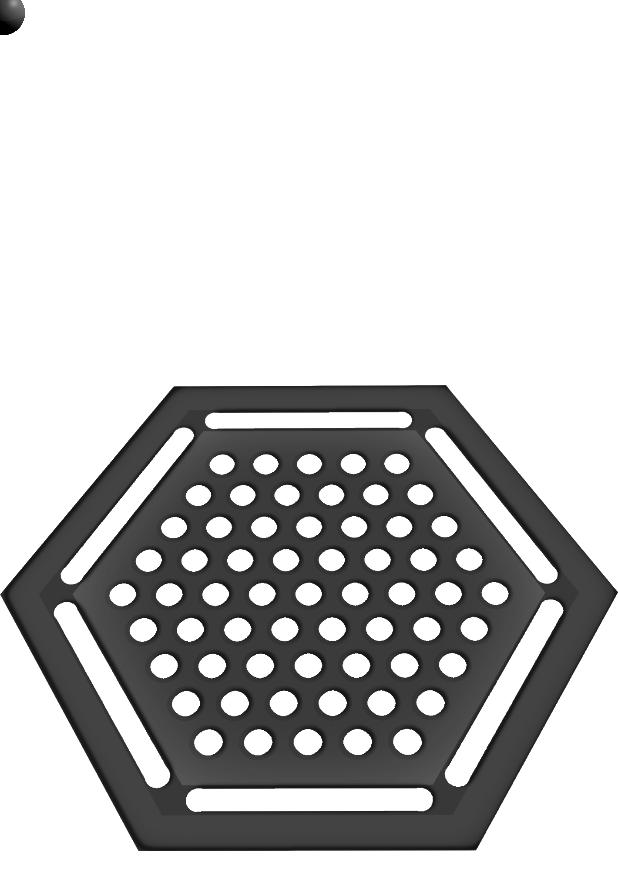
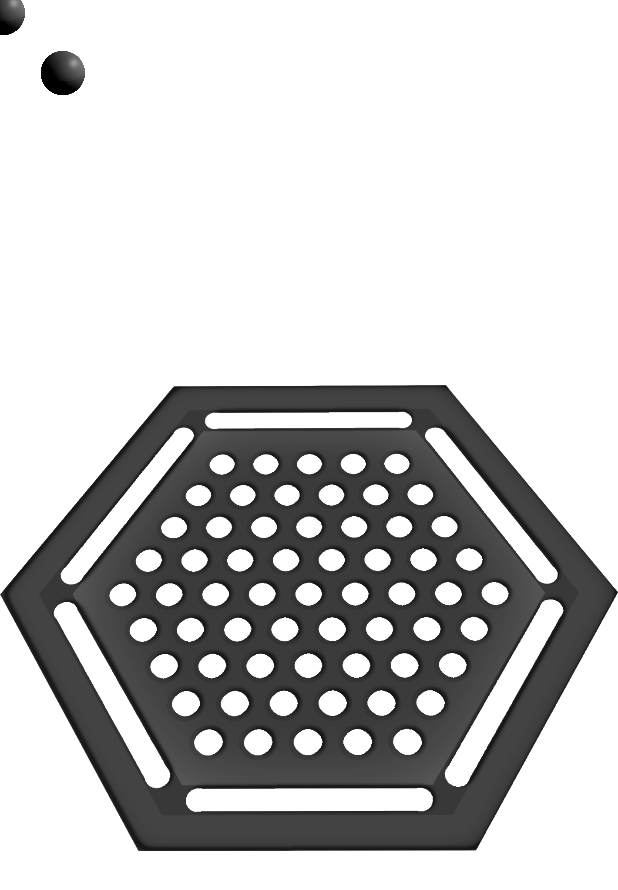
Before and after one commit to cbeausei/Sumito, an Android app: the screen it shows after launch (MainActivity), on a phone screen of 412 x 824 dp. Shown: the top 890 px of the screen. Run offline under Robolectric (Android 15) with nearby library versions, the phone set to English and light mode, and no system bars.

Commit message:
Test du passage à un tableau de boules (2 boules qui suivent le doigt) Suppression de la fonction dessinerBoule, qui ne servait à rien (bout de code pas effacé)

```diff
--- a/app/src/main/java/com/example/clement/sumito/DrawView.java
+++ b/app/src/main/java/com/example/clement/sumito/DrawView.java
@@ -13,13 +13,13 @@ import com.example.clement.sumito.R;
 public class DrawView extends View {
     Paint paint = new Paint();
     Canvas canvas = new Canvas();
-    Bitmap boule, plateau;
+    Bitmap boules[], plateau;
     float x = 10, y = 20;
     int w, h, width, height;
 
     public DrawView(Context context) {
         super(context);
-        boule = BitmapFactory.decodeResource(getResources(), R.drawable.boulenoire);
+        boules = new Bitmap[] {BitmapFactory.decodeResource(getResources(), R.drawable.boulenoire), BitmapFactory.decodeResource(getResources(), R.drawable.boulenoire)};
         plateau = BitmapFactory.decodeResource(getResources(), R.drawable.cadre);
     }
 
@@ -36,14 +36,12 @@ public class DrawView extends View {
             width = 1420 * h / 1073;
         }
 
-        boule = Bitmap.createScaledBitmap(boule, height / 10, height / 10, true);
+        boules[0] = Bitmap.createScaledBitmap(boules[0], height / 10, height / 10, true);
+        boules[1] = Bitmap.createScaledBitmap(boules[0], height / 10, height / 10, true);
         plateau = Bitmap.createScaledBitmap(plateau, width, height, true);
         canvas.drawBitmap(plateau, (w - width) / 2, (h - height) / 2, null);
-        canvas.drawBitmap(boule, x - h / 40, y - h / 40, null);
-    }
-
-    public void dessinerBoule(final Canvas canvas) {
-        canvas.drawBitmap(boule, x, y, null);
+        canvas.drawBitmap(boules[0], x - h / 40, y - h / 40, null);
+        canvas.drawBitmap(boules[1], x + h / 40, y + h / 40, null);
     }
 
     @Override
```
